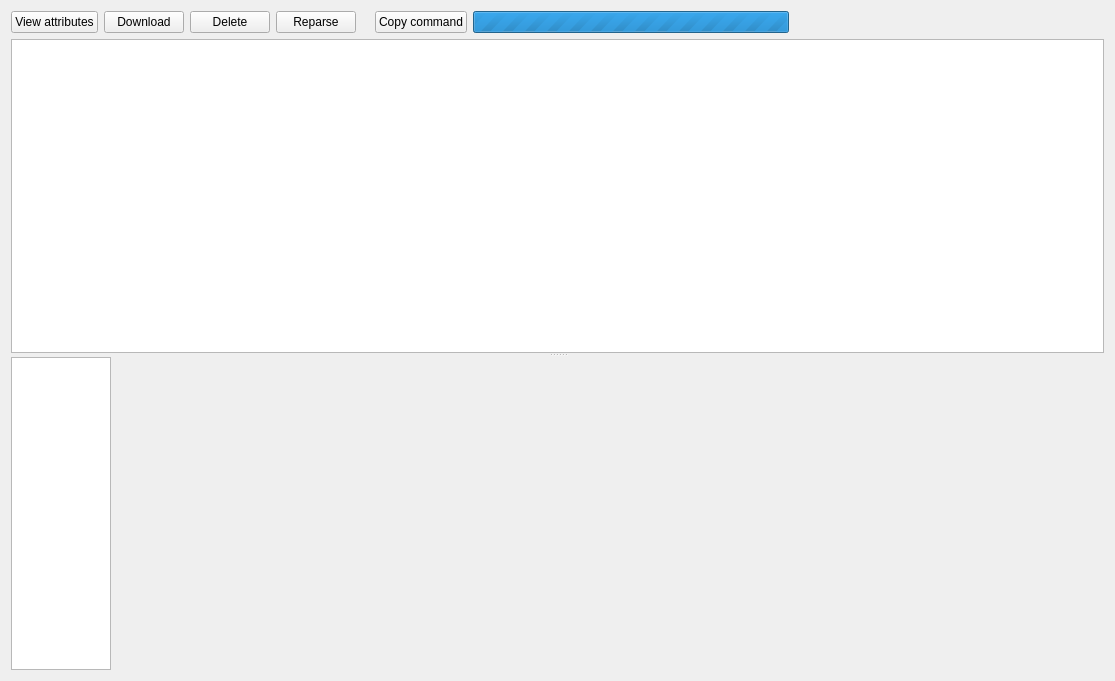
icingerpower/WebsiteEmpire2, file WebsiteAspire/gui/panes/WidgetDownloader.ui: the form before one commit.
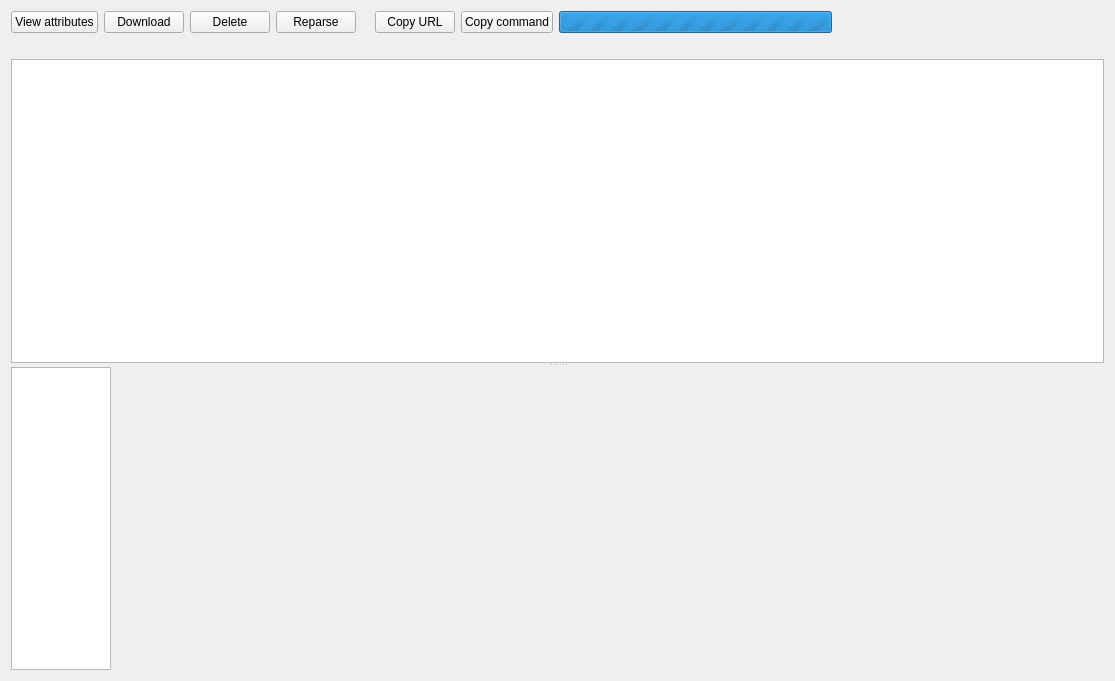
The form after the commit.

Commit message: Added copy url button + fixed the stop download button that was not finishing download.

```diff
--- a/WebsiteAspire/gui/panes/WidgetDownloader.ui
+++ b/WebsiteAspire/gui/panes/WidgetDownloader.ui
@@ -60,6 +60,16 @@
        </property>
       </widget>
      </item>
+     <item>
+      <widget class="QPushButton" name="buttonCopyUrl">
+       <property name="toolTip">
+        <string>Copy the URL of the first selected row</string>
+       </property>
+       <property name="text">
+        <string>Copy URL</string>
+       </property>
+      </widget>
+     </item>
      <item>
       <widget class="QPushButton" name="buttonCopyCommand">
        <property name="toolTip">
@@ -95,6 +105,13 @@
      </item>
     </layout>
    </item>
+   <item>
+    <widget class="QLabel" name="labelLog">
+     <property name="text">
+      <string/>
+     </property>
+    </widget>
+   </item>
    <item>
     <widget class="QSplitter" name="splitter">
      <property name="orientation">
```
The commit also changes 7 other files.
